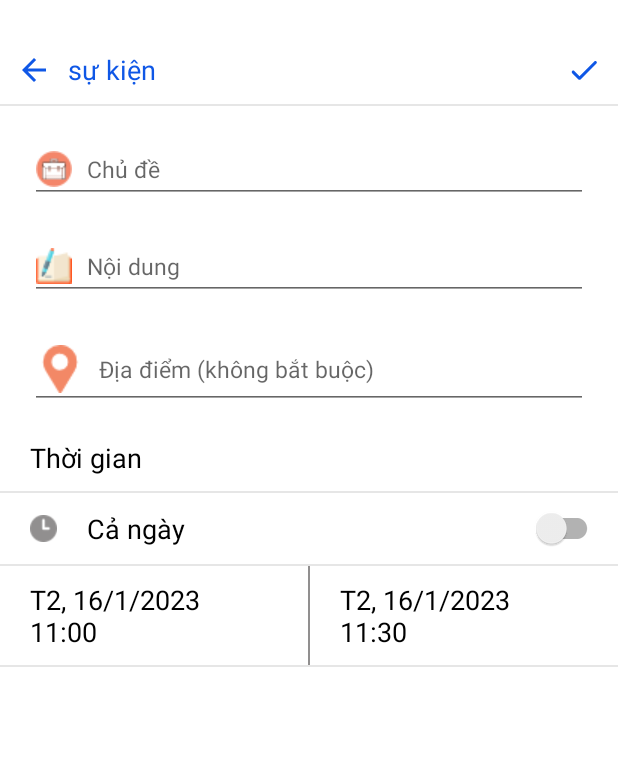
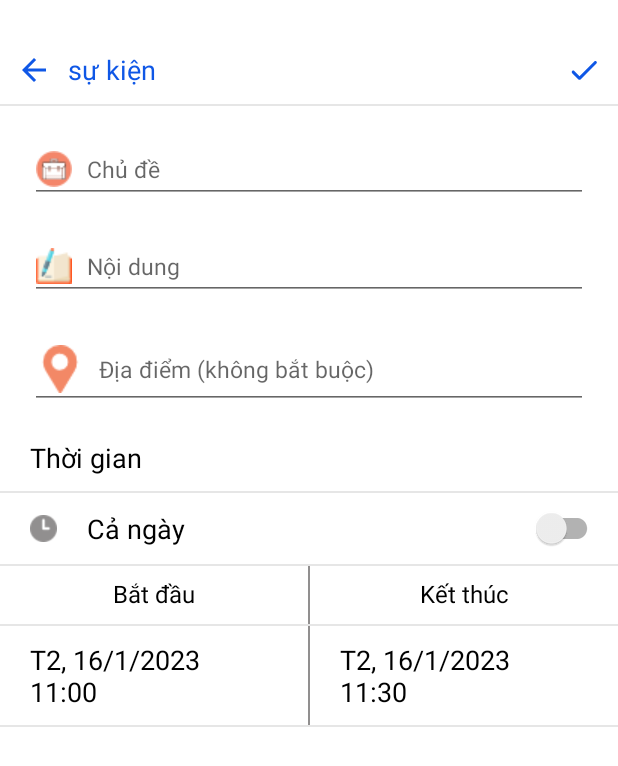
Before and after one commit to trung1999hy/ApplichVanNien, an Android app: the EventRegisterFragment screen opened through its navigation route, on a phone screen of 412 x 824 dp. Shown: the top 766 px of the screen. Run offline under Robolectric (Android 15) with nearby library versions, the phone set to English and light mode, and no system bars; our stand-ins replace data binding.

Commit message:
fix bug set up event

```diff
--- a/app/src/main/java/com/example/universalcalendar/extensions/DateUtils.kt
+++ b/app/src/main/java/com/example/universalcalendar/extensions/DateUtils.kt
@@ -23,6 +23,7 @@ object DateUtils {
     const val DATE_LOCALE_FORMAT_2 = "yyyyMMdd"
     const val DATE_EVENT_REGISTER = "yyyyMMddHHmm"
     const val DATE_EVENT_NOTIFY = "HH:mm dd/MM/yyyy"
+    const val DATE_EVENT_NOTIFY_ALL_DAY = "dd/MM/yyyy"
     const val TIME_EVENT_PARSE = "yyyyMdHm"
     const val DATE_EVENT_REGISTER_2 = "HH:mm"
     const val DOB_USER_FORMAT = "ddMMyyyy"
--- a/app/src/main/java/com/example/universalcalendar/extensions/SharePreference.kt
+++ b/app/src/main/java/com/example/universalcalendar/extensions/SharePreference.kt
@@ -46,8 +46,7 @@ class SharePreference {
 
     fun saveEvent(event: Event) {
         val listEvent : ArrayList<Event> = arrayListOf()
-        val listEventData = getEventRegister()
-        listEvent.addAll(listEventData.filter { it.id != event.id })
+        listEvent.addAll(getEventRegister())
         listEvent.add(event)
         mPrefs.edit().putString(Constant.KEY_EVENT_REGISTER, Gson().toJson(listEvent)).apply()
     }
--- a/app/src/main/java/com/example/universalcalendar/ui/HomeActivity.kt
+++ b/app/src/main/java/com/example/universalcalendar/ui/HomeActivity.kt
@@ -122,23 +122,31 @@ class HomeActivity : BaseActivity<ActivityHomeBinding>(), NavController.OnDestin
     }
 
     private fun navigateToDayCalendarScreen() {
+        if (navController.currentDestination?.id != R.id.day_fragment) {
             navController.navigate(R.id.day_fragment)
             activeFragment = dayCalendarFragment
         }
+    }
 
     private fun navigateToMonthCalendarScreen() {
+        if (navController.currentDestination?.id != R.id.month_fragment) {
             navController.navigate(R.id.month_fragment)
             activeFragment = monthCalendarFragment
         }
+    }
 
     private fun navigateToEventScreen() {
+        if (navController.currentDestination?.id != R.id.event_fragment) {
             navController.navigate(R.id.event_fragment)
             activeFragment = eventFragment
         }
+    }
 
     private fun navigateToSettingScreen() {
+        if (navController.currentDestination?.id != R.id.setting_fragment) {
             navController.navigate(R.id.setting_fragment)
             activeFragment = settingFragment
+        }
     }
 
     fun navigateToEventSetupScreen() {
--- a/app/src/main/java/com/example/universalcalendar/ui/feature/eventregister/EventRegisterFragment.kt
+++ b/app/src/main/java/com/example/universalcalendar/ui/feature/eventregister/EventRegisterFragment.kt
@@ -104,16 +104,20 @@ class EventRegisterFragment : BaseFragment<FragmentEventRegisterBinding, EventRe
             binding.tvEventRegisterError.visibility = View.VISIBLE
             binding.tvEventRegisterError.text = "Nội dung không được bỏ trống"
         } else {
-            val formatter = DateTimeFormatter.ofPattern("yyyyMMddHHmm")
+            if (startDate < LocalDateTime.now() && endDate < LocalDateTime.now()) {
+                Toast.makeText(context, "Thời gian đăng kí không hợp lệ !", Toast.LENGTH_SHORT).show()
+                return
+            }
+            val formatter = DateTimeFormatter.ofPattern(if (binding.scEventRegisterSetFullDay.isChecked) "yyyyMMdd" else "yyyyMMddHHmm")
             val startTime = startDate.format(formatter)
             val endTime = endDate.format(formatter)
             val event = Event(
-                id = (endTime.toLong()-startTime.toLong()).toInt(),
+                id = (endTime.toLong() - startTime.toLong()).toInt(),
                 daySolar = startDate.dayOfMonth,
                 monthSolar = startDate.monthValue,
                 yearSolar = startDate.year,
                 timeStart = startTime,
-                timeEnd = endTime,
+                timeEnd = if (binding.scEventRegisterSetFullDay.isChecked) startTime else endTime,
                 topic = binding.etEventRegisterJobTitle.text.toString(),
                 title = binding.etEventRegisterJobContent.text.toString(),
                 address = binding.etEventRegisterJobLocation.text.toString()
@@ -122,8 +126,13 @@ class EventRegisterFragment : BaseFragment<FragmentEventRegisterBinding, EventRe
             calendar.set(Calendar.YEAR, startDate.year)
             calendar.set(Calendar.MONTH, startDate.monthValue - 1)
             calendar.set(Calendar.DAY_OF_MONTH, startDate.dayOfMonth)
-            calendar.set(Calendar.MINUTE, startDate.minute)
-            calendar.set(Calendar.HOUR_OF_DAY, startDate.hour)
+            if (binding.scEventRegisterSetFullDay.isChecked) {
+                calendar.set(Calendar.MINUTE, 0)
+                calendar.set(Calendar.HOUR_OF_DAY, 0)
+            } else {
+                calendar.set(Calendar.MINUTE, startDate.minute)
+                calendar.set(Calendar.HOUR_OF_DAY, startDate.hour)
+            }
             calendar.set(Calendar.SECOND, 0)
             SharePreference.getInstance().saveEvent(event)
             AlarmUtils.create(context, calendar, event)
@@ -156,12 +165,14 @@ class EventRegisterFragment : BaseFragment<FragmentEventRegisterBinding, EventRe
             val dayOfWeekStart =
                 Constant.Calendar.MAP_DAY_WEEK_TITLE_2[startDate.dayOfWeek.toString()]
             val minuteStart = if (startDate.minute >= 10) startDate.minute.toString() else "0${startDate.minute}"
+            val hourStart = if (startDate.hour >= 10) startDate.hour.toString() else "0${startDate.hour}"
             val startTime =
-                "$dayOfWeekStart, ${startDate.dayOfMonth}/${startDate.monthValue}/${startDate.year}\n${startDate.hour}:$minuteStart"
+                "$dayOfWeekStart, ${startDate.dayOfMonth}/${startDate.monthValue}/${startDate.year}\n$hourStart:$minuteStart"
             val dayOfWeekEnd = Constant.Calendar.MAP_DAY_WEEK_TITLE_2[endDate.dayOfWeek.toString()]
             val minuteEnd = if (endDate.minute >= 10) endDate.minute.toString() else "0${endDate.minute}"
+            val hourEnd = if (endDate.hour >= 10) endDate.hour.toString() else "0${endDate.hour}"
             val endTime =
-                "$dayOfWeekEnd, ${endDate.dayOfMonth}/${endDate.monthValue}/${endDate.year}\n${endDate.hour}:$minuteEnd"
+                "$dayOfWeekEnd, ${endDate.dayOfMonth}/${endDate.monthValue}/${endDate.year}\n$hourEnd:$minuteEnd"
             binding.tvEventRegisterTimeStart.text = startTime
             binding.tvEventRegisterTimeEnd.text = endTime
         }
--- a/app/src/main/res/color/bg_tv_time_event_register.xml
+++ /dev/null
@@ -1,6 +0,0 @@
-<?xml version="1.0" encoding="utf-8"?>
-<selector xmlns:android="http://schemas.android.com/apk/res/android">
-    <item android:state_focused="true" android:color="@color/dark_blue"/>
-    <item android:state_pressed="true" android:color="@color/dark_blue"/>
-    <item android:state_enabled="true" android:color="@color/white"/>
-</selector>
--- /dev/null
+++ b/app/src/main/res/drawable/bg_tv_time_event_register.xml
@@ -0,0 +1,6 @@
+<?xml version="1.0" encoding="utf-8"?>
+<selector xmlns:android="http://schemas.android.com/apk/res/android">
+    <item android:state_focused="true" android:drawable="@color/dark_blue"/>
+    <item android:state_pressed="true" android:drawable="@color/dark_blue"/>
+    <item android:state_enabled="true" android:drawable="@color/white"/>
+</selector>
--- a/app/src/main/res/layout/fragment_event_register.xml
+++ b/app/src/main/res/layout/fragment_event_register.xml
@@ -170,13 +170,55 @@
             android:weightSum="2">
 
             <TextView
+                android:layout_width="0dp"
+                android:layout_height="wrap_content"
+                android:layout_weight="1"
+                android:gravity="center"
+                android:paddingBottom="10dp"
+                android:paddingTop="10dp"
+                android:text="Bắt đầu"
+                android:includeFontPadding="false"
+                android:textColor="@color/black"
+                android:textSize="16dp" />
+            <View
+                android:layout_width="1dp"
+                android:layout_height="match_parent"
+                android:background="@color/gray" />
+            <TextView
+                android:layout_width="0dp"
+                android:layout_height="wrap_content"
+                android:layout_weight="1"
+                android:clickable="true"
+                android:focusable="true"
+                android:gravity="center"
+                android:paddingTop="10dp"
+                android:paddingBottom="10dp"
+                android:includeFontPadding="false"
+                android:text="Kết thúc"
+                android:textColor="@color/black"
+                android:textSize="16dp" />
+        </LinearLayout>
+
+        <View
+            android:layout_width="match_parent"
+            android:layout_height="1dp"
+            android:background="@color/line_border_grey"
+            app:layout_constraintBottom_toBottomOf="parent" />
+
+        <LinearLayout
+            android:layout_width="match_parent"
+            android:layout_height="wrap_content"
+            android:orientation="horizontal"
+            android:weightSum="2">
+
+            <TextView
                 android:id="@+id/tv_event_register_time_start"
                 android:layout_width="0dp"
                 android:layout_height="wrap_content"
                 android:layout_weight="1"
                 android:clickable="true"
                 android:focusable="true"
-                android:background="@color/bg_tv_time_event_register"
+                android:background="@drawable/bg_tv_time_event_register"
                 android:paddingVertical="10dp"
                 android:paddingStart="20dp"
                 android:text="Thứ 5, 12/11/2023\n3:00 SA"
@@ -196,7 +238,7 @@
                 android:clickable="true"
                 android:focusable="true"
                 android:paddingVertical="10dp"
-                android:background="@color/bg_tv_time_event_register"
+                android:background="@drawable/bg_tv_time_event_register"
                 android:paddingStart="20dp"
                 android:paddingEnd="10dp"
                 android:text="Thứ 5, 12/11/2023\n4:00 SA"
```
Also changed, not shown: app/src/main/java/com/example/universalcalendar/extensions/AlarmUtils.kt (+11 -2 lines), app/src/main/java/com/example/universalcalendar/ui/broadcasts/EventReceiver.kt (+4 -4 lines), app/src/main/java/com/example/universalcalendar/ui/dialog/TimeEventRegisterDialog.kt (+9 -8 lines). Lines whose indentation alone changed are shown as unchanged.
